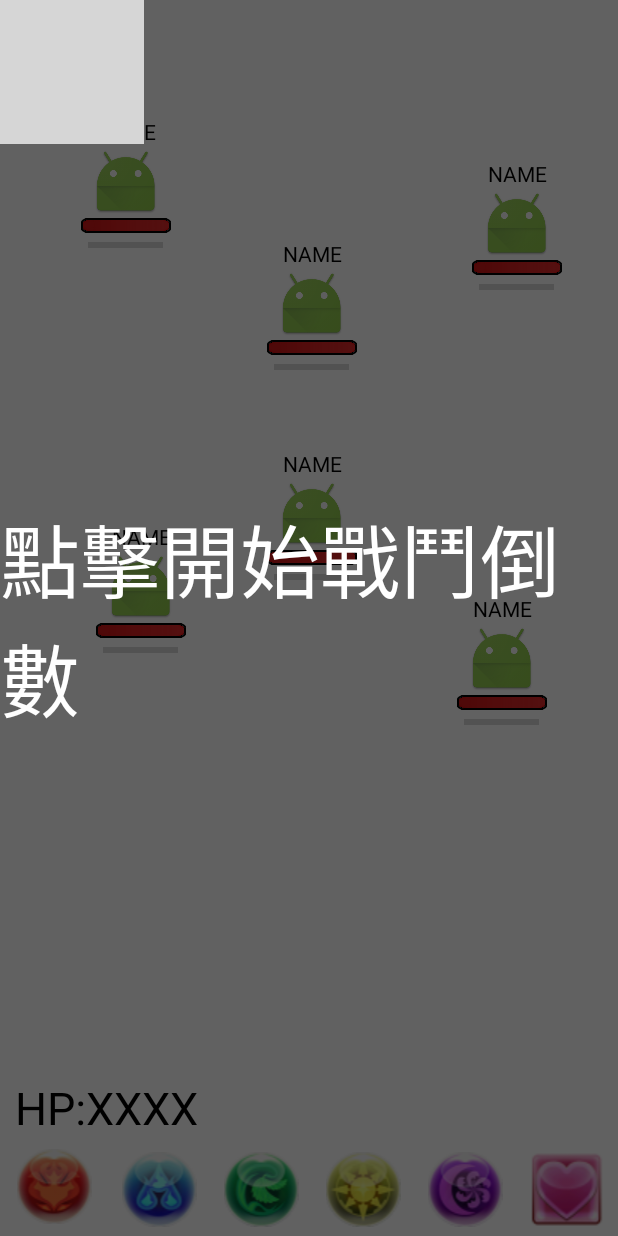
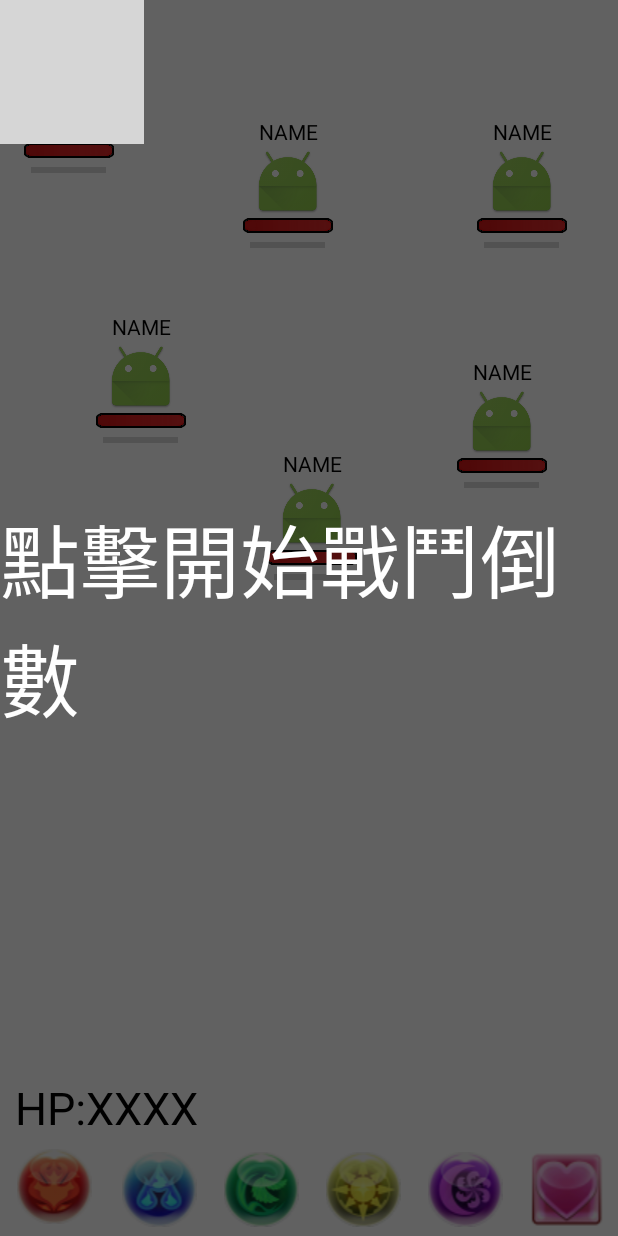
Before and after one commit to Archmono/IdleGame, an Android app: the layout activity_battle_scene.xml on its own in the app's theme, with its tools: preview values and no code run, on a phone screen of 412 x 824 dp. Run offline under Robolectric (Android 15) with nearby library versions, the phone set to English and light mode, and no system bars; grey boxes are pictures that could not be loaded.

```diff
--- a/app/src/main/res/layout/activity_battle_scene.xml
+++ b/app/src/main/res/layout/activity_battle_scene.xml
@@ -107,10 +107,10 @@
             layout="@layout/mobs"
             android:layout_width="wrap_content"
             android:layout_height="wrap_content"
-            android:layout_marginLeft="54dp"
+            android:layout_marginLeft="16dp"
             app:layout_constraintLeft_toLeftOf="parent"
             app:layout_constraintTop_toTopOf="parent"
-            android:layout_marginTop="78dp" />
+            android:layout_marginTop="28dp" />
 
         <include
             android:id="@+id/mobsInclude2"
@@ -118,8 +118,8 @@
             android:layout_width="wrap_content"
             android:layout_height="wrap_content"
             app:layout_constraintTop_toTopOf="parent"
-            android:layout_marginTop="159dp"
-            android:layout_marginLeft="178dp"
+            android:layout_marginTop="78dp"
+            android:layout_marginLeft="162dp"
             app:layout_constraintLeft_toLeftOf="parent" />
 
         <include
@@ -128,8 +128,8 @@
             android:layout_width="wrap_content"
             android:layout_height="wrap_content"
             app:layout_constraintTop_toTopOf="parent"
-            android:layout_marginTop="106dp"
-            android:layout_marginRight="37dp"
+            android:layout_marginTop="78dp"
+            android:layout_marginRight="34dp"
             app:layout_constraintRight_toRightOf="parent" />
 
         <include
@@ -137,10 +137,10 @@
             layout="@layout/mobs"
             android:layout_width="wrap_content"
             android:layout_height="wrap_content"
-            android:layout_marginLeft="64dp"
+            android:layout_marginLeft="39dp"
             app:layout_constraintLeft_toLeftOf="parent"
             app:layout_constraintTop_toTopOf="parent"
-            android:layout_marginTop="348dp"
+            android:layout_marginTop="208dp"
             android:layout_marginStart="64dp" />
 
         <include
@@ -160,8 +160,8 @@
             android:layout_width="wrap_content"
             android:layout_height="wrap_content"
             app:layout_constraintTop_toTopOf="parent"
-            android:layout_marginTop="396dp"
-            android:layout_marginRight="47dp"
+            android:layout_marginTop="238dp"
+            android:layout_marginRight="43dp"
             app:layout_constraintRight_toRightOf="parent"
             android:layout_marginEnd="47dp" />
 
```
Also changed, not shown: app/src/main/java/com/example/alucardc/idlegame/battle_scene.java (+23 -14 lines).
